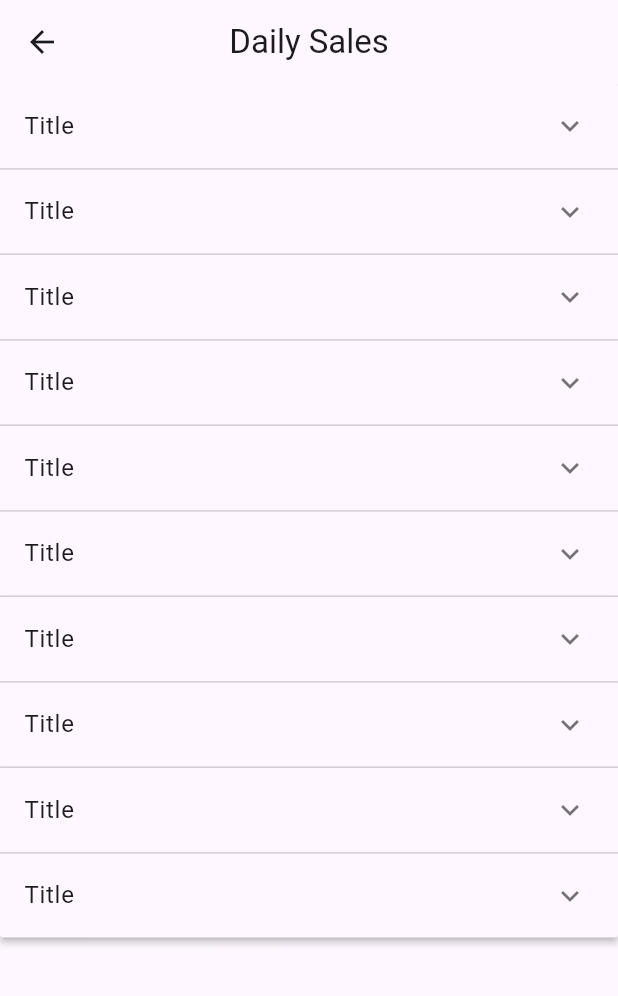
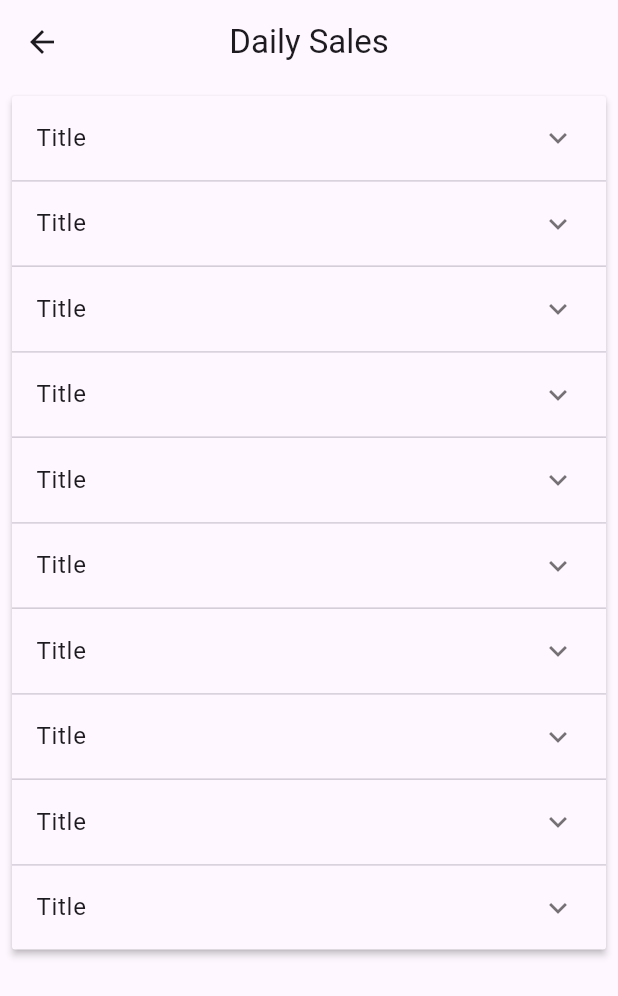
Before and after one commit to adexRepo/ecnictech-fnb-ui, a Flutter app: the SalesPage screen opened directly, on a phone screen of 412 x 824 dp. Shown: the top 996 px of the screen. Run offline on Flutter 3.47's test engine with Material 3 defaults, Android fonts, the phone set to English and light mode, and no system bars; our stand-ins replace dartz, equatable, flutter_bloc, flutter_dotenv, flutter_screenutil, gap and 3 more; missing offline and left inert: gsheets; accounts and stored records are empty.

Commit message:
list in sales page

```diff
--- a/lib/features/home/pages/sales.dart
+++ b/lib/features/home/pages/sales.dart
@@ -21,6 +21,7 @@ class SalesPage extends StatelessWidget {
         centerTitle: true,
       ),
       body: SingleChildScrollView(
+        padding: EdgeInsets.all(8),
         child: ExpansionPanelList(
           materialGapSize: 2,
           children: _items
```
